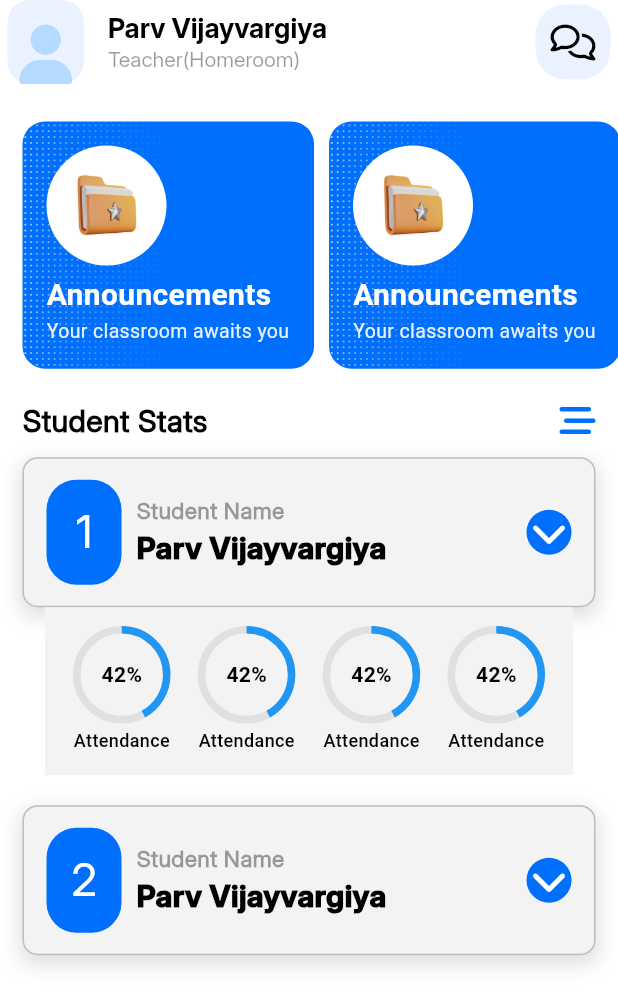
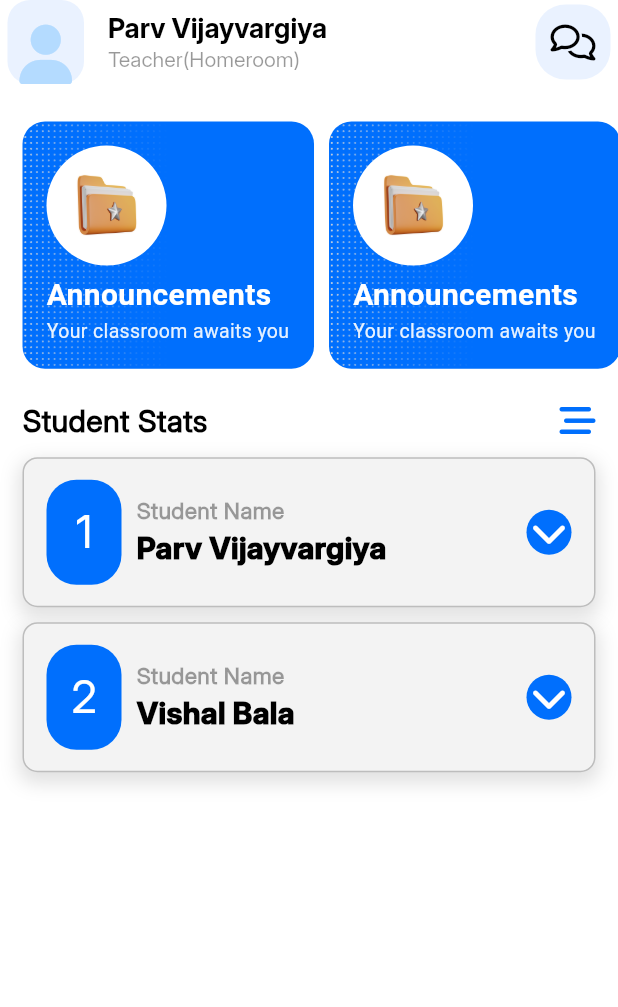
Before and after one commit to ParvVijay01/assignment, a Flutter app: the HomeScreen2 screen opened directly, on a phone screen of 412 x 824 dp. Shown: the top 1007 px of the screen. Run offline on Flutter 3.47's test engine with Material 3 defaults, Android fonts, the phone set to English and light mode, and no system bars; our stand-ins replace font_awesome_flutter.

Commit message:
added routing, logout feature, email and password validator nad card dropdown

```diff
--- a/lib/config/app.dart
+++ b/lib/config/app.dart
@@ -1,6 +1,5 @@
 import 'package:flutter/material.dart';
-import 'package:test1/features/Home/home.dart';
-import 'package:test1/features/home2/home_2.dart';
+import 'package:test1/features/auth/login/login_screen.dart';
 import 'package:test1/theme/light_theme.dart';
 
 class MyApp extends StatelessWidget {
@@ -13,7 +12,7 @@ class MyApp extends StatelessWidget {
       title: 'Flutter Demo',
       debugShowCheckedModeBanner: false,
       theme: lightTheme,
-      home: const HomeScreen2(),
+      home: const LoginScreen(),
     );
   }
 }
--- a/lib/features/home2/home_2.dart
+++ b/lib/features/home2/home_2.dart
@@ -112,10 +112,23 @@ class _HomeScreen2State extends State<HomeScreen2> {
             ),
           ),
           const SizedBox(height: 10),
-          const StudentCard(numberText: "1"),
-          const AttendanceComponent(),
-          const SizedBox(height: 20),
-          const StudentCard(numberText: "2"),
+          const StudentCard(
+            numberText: "1",
+            expandedCard: AttendanceComponent(
+              attendanceValues: [0.85, 0.72, 0.81, 0.42],
+              subjects: ["Maths", "English", "Science", "History"],
+            ),
+            studentName: "Parv Vijayvargiya",
+          ),
+          const SizedBox(height: 10),
+          const StudentCard(
+            numberText: "2",
+            expandedCard: AttendanceComponent(
+              attendanceValues: [0.38, 0.80, 0.65, 0.78],
+              subjects: ["Maths", "English", "Science", "History"],
+            ),
+            studentName: "Vishal Bala",
+          ),
         ],
       ),
     );
--- a/lib/utilities/cards/attendance_card.dart
+++ b/lib/utilities/cards/attendance_card.dart
@@ -1,7 +1,14 @@
 import 'package:flutter/material.dart';
 
 class AttendanceComponent extends StatelessWidget {
-  const AttendanceComponent({super.key});
+  final List<double> attendanceValues; // Dynamic attendance values
+  final List<String> subjects; // Subject names
+
+  const AttendanceComponent({
+    super.key,
+    required this.attendanceValues,
+    required this.subjects,
+  });
 
   @override
   Widget build(BuildContext context) {
@@ -11,7 +18,7 @@ class AttendanceComponent extends StatelessWidget {
       decoration: const BoxDecoration(color: Color(0xFFF3F3F3)),
       child: Row(
         mainAxisAlignment: MainAxisAlignment.spaceEvenly,
-        children: List.generate(4, (index) {
+        children: List.generate(attendanceValues.length, (index) {
           return Column(
             children: [
               Stack(
@@ -21,15 +28,15 @@ class AttendanceComponent extends StatelessWidget {
                     height: 60,
                     width: 60,
                     child: CircularProgressIndicator(
-                      value: 0.42,
+                      value: attendanceValues[index], // Dynamic value
                       backgroundColor: Colors.grey.shade300,
                       color: Colors.blue,
                       strokeWidth: 5,
                     ),
                   ),
-                  const Text(
-                    "42%",
-                    style: TextStyle(
+                  Text(
+                    "${(attendanceValues[index] * 100).toInt()}%", // Convert to percentage
+                    style: const TextStyle(
                       fontSize: 14,
                       fontWeight: FontWeight.bold,
                       color: Colors.black,
@@ -38,9 +45,9 @@ class AttendanceComponent extends StatelessWidget {
                 ],
               ),
               const SizedBox(height: 5),
-              const Text(
-                "Attendance",
-                style: TextStyle(
+              Text(
+                subjects[index], // Dynamic subject names
+                style: const TextStyle(
                   fontSize: 12,
                   color: Colors.black,
                   fontWeight: FontWeight.w500,
--- a/lib/utilities/cards/homeroom_card.dart
+++ b/lib/utilities/cards/homeroom_card.dart
@@ -77,7 +77,7 @@ class HomeroomCard extends StatelessWidget {
             // Foreground Image
             Positioned(
               left: MediaQuery.of(context).size.width / 1.8,
-              top: 20,
+              top: 15,
               child: SizedBox(
                 width: 200,
                 height: 200,
--- a/lib/utilities/cards/student_card.dart
+++ b/lib/utilities/cards/student_card.dart
@@ -1,21 +1,69 @@
 import 'package:flutter/material.dart';
 import 'package:font_awesome_flutter/font_awesome_flutter.dart';
 
-class StudentCard extends StatelessWidget {
-  final String numberText;
-  const StudentCard({super.key, required this.numberText});
+class StudentCard extends StatefulWidget {
+  final String numberText, studentName;
+  final Widget expandedCard;
+
+  const StudentCard({
+    super.key,
+    required this.numberText,
+    required this.expandedCard,
+    required this.studentName,
+  });
+
+  @override
+  State<StudentCard> createState() => _StudentCardState();
+}
+
+class _StudentCardState extends State<StudentCard>
+    with SingleTickerProviderStateMixin {
+  bool isExpanded = false;
+  late AnimationController _controller;
+  late Animation<double> _animation;
+
+  @override
+  void initState() {
+    super.initState();
+    _controller = AnimationController(
+      vsync: this,
+      duration: const Duration(milliseconds: 300),
+    );
+    _animation = CurvedAnimation(parent: _controller, curve: Curves.easeInOut);
+  }
+
+  void toggleExpansion() {
+    setState(() {
+      isExpanded = !isExpanded;
+      if (isExpanded) {
+        _controller.forward();
+      } else {
+        _controller.reverse();
+      }
+    });
+  }
+
+  @override
+  void dispose() {
+    _controller.dispose();
+    super.dispose();
+  }
 
   @override
   Widget build(BuildContext context) {
-    return Padding(
+    return Column(
+      children: [
+        Padding(
           padding: const EdgeInsets.symmetric(horizontal: 15),
+          child: GestureDetector(
+            onTap: toggleExpansion,
             child: Container(
               width: MediaQuery.of(context).size.width,
               height: 100,
               decoration: BoxDecoration(
                 boxShadow: [
                   BoxShadow(
-              color: Colors.grey.withOpacity(0.3),
+                    color: Colors.grey.shade300,
                     blurRadius: 10,
                     spreadRadius: 2,
                     offset: const Offset(0, 5),
@@ -38,7 +86,7 @@ class StudentCard extends StatelessWidget {
                       ),
                       child: Center(
                         child: Text(
-                    numberText,
+                          widget.numberText,
                           style: const TextStyle(
                             color: Colors.white,
                             fontFamily: "Inter-W700",
@@ -49,13 +97,12 @@ class StudentCard extends StatelessWidget {
                     ),
                   ),
                   const SizedBox(width: 10),
-
                   Expanded(
                     child: Column(
                       mainAxisAlignment: MainAxisAlignment.center,
                       crossAxisAlignment: CrossAxisAlignment.start,
-                children: const [
-                  Text(
+                      children: [
+                        const Text(
                           "Student Name",
                           style: TextStyle(
                             fontFamily: "Inter-W700",
@@ -65,8 +112,8 @@ class StudentCard extends StatelessWidget {
                           ),
                         ),
                         Text(
-                    "Parv Vijayvargiya",
-                    style: TextStyle(
+                          widget.studentName,
+                          style: const TextStyle(
                             fontFamily: "Inter-Bold-W800",
                             fontWeight: FontWeight.w900,
                             color: Colors.black,
@@ -76,7 +123,6 @@ class StudentCard extends StatelessWidget {
                       ],
                     ),
                   ),
-
                   Padding(
                     padding: const EdgeInsets.only(right: 15),
                     child: Container(
@@ -86,9 +132,11 @@ class StudentCard extends StatelessWidget {
                         color: Theme.of(context).colorScheme.primary,
                         shape: BoxShape.circle,
                       ),
-                child: const Center(
+                      child: Center(
                         child: FaIcon(
-                    FontAwesomeIcons.chevronDown,
+                          isExpanded
+                              ? FontAwesomeIcons.chevronUp
+                              : FontAwesomeIcons.chevronDown,
                           color: Colors.white,
                         ),
                       ),
@@ -97,6 +145,14 @@ class StudentCard extends StatelessWidget {
                 ],
               ),
             ),
+          ),
+        ),
+
+        SizeTransition(
+          sizeFactor: _animation,
+          child: widget.expandedCard,
+        ),
+      ],
     );
   }
 }
--- a/lib/utilities/my_text_field.dart
+++ b/lib/utilities/my_text_field.dart
@@ -5,6 +5,8 @@ class MyTextField extends StatefulWidget {
   final TextInputType keyboardType;
   final String hintText;
   final bool obscureText;
+  final String? Function(String?)? validator;
+  final FocusNode? focusNode;
 
   const MyTextField({
     super.key,
@@ -12,6 +14,8 @@ class MyTextField extends StatefulWidget {
     required this.hintText,
     required this.keyboardType,
     required this.obscureText,
+    this.validator,
+    this.focusNode,
   });
 
   @override
@@ -65,6 +69,8 @@ class _MyTextFieldState extends State<MyTextField> {
                   )
                   : null,
         ),
+        validator: widget.validator,
+        focusNode: widget.focusNode,
       ),
     );
   }
```
Also changed, not shown: lib/config/main_screen.dart (added, +94 -0 lines), lib/features/auth/login/login_screen.dart (+63 -5 lines). Lines whose indentation alone changed are shown as unchanged.
